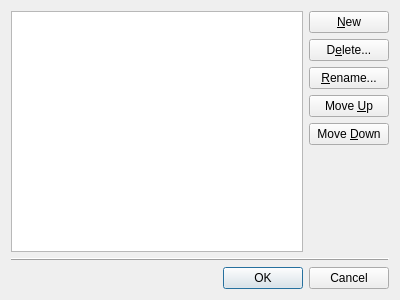
Old version of the form qt/lc_qmodellistdialog.ui in the repository leozide/leocad.
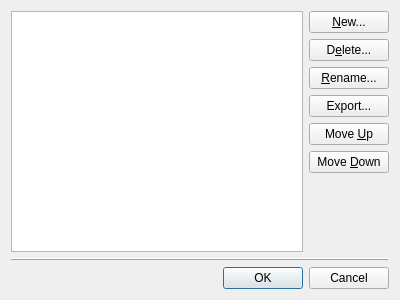
New version of the form.

Commit message: Renamed user facing strings "project" -> "model" and "model" -> "submodel" to be consistent.

The edit to the form file:
```diff
--- a/qt/lc_qmodellistdialog.ui
+++ b/qt/lc_qmodellistdialog.ui
@@ -24,7 +24,7 @@
        <item>
         <widget class="QPushButton" name="NewModel">
          <property name="text">
-          <string>&amp;New</string>
+          <string>&amp;New...</string>
          </property>
         </widget>
        </item>
@@ -42,6 +42,13 @@
          </property>
         </widget>
        </item>
+       <item>
+        <widget class="QPushButton" name="ExportModel">
+         <property name="text">
+          <string>Export...</string>
+         </property>
+        </widget>
+       </item>
        <item>
         <widget class="QPushButton" name="MoveUp">
          <property name="text">
```
Left out of the diff: 4 changed lines with no effect on the pictures. The commit also changes 6 other files.
